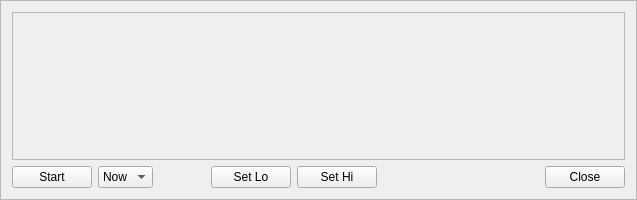
dmaone/CommonSense, file FlightController/MatrixMonitor.ui: the form before one commit.
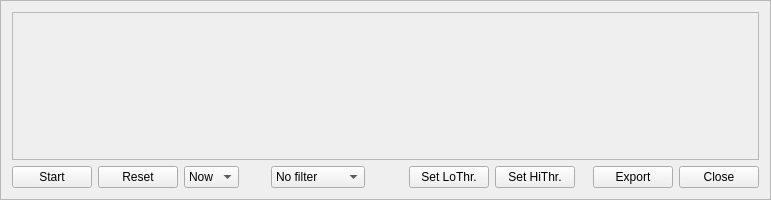
The form after the commit.

Commit message: Matrix monitor stats exporter

```diff
--- a/FlightController/MatrixMonitor.ui
+++ b/FlightController/MatrixMonitor.ui
@@ -6,7 +6,7 @@
    <rect>
     <x>0</x>
     <y>0</y>
-    <width>637</width>
+    <width>690</width>
     <height>200</height>
    </rect>
   </property>
@@ -26,22 +26,61 @@
    <enum>QFrame::Raised</enum>
   </property>
   <layout class="QGridLayout" name="gridLayout_2">
-   <item row="1" column="6">
-    <widget class="QPushButton" name="HiButton">
-     <property name="text">
-      <string>Set Hi</string>
+   <item row="0" column="1" colspan="14">
+    <widget class="QFrame" name="Dashboard">
+     <property name="sizePolicy">
+      <sizepolicy hsizetype="Minimum" vsizetype="Minimum">
+       <horstretch>0</horstretch>
+       <verstretch>0</verstretch>
+      </sizepolicy>
+     </property>
+     <property name="frameShape">
+      <enum>QFrame::StyledPanel</enum>
+     </property>
+     <property name="frameShadow">
+      <enum>QFrame::Raised</enum>
      </property>
     </widget>
    </item>
-   <item row="1" column="8">
-    <widget class="QPushButton" name="CloseButton">
+   <item row="1" column="14">
+    <widget class="QPushButton" name="closeButton">
      <property name="text">
       <string>Close</string>
      </property>
     </widget>
    </item>
+   <item row="1" column="12">
+    <spacer name="horizontalSpacer">
+     <property name="orientation">
+      <enum>Qt::Horizontal</enum>
+     </property>
+     <property name="sizeHint" stdset="0">
+      <size>
+       <width>218</width>
+       <height>20</height>
+      </size>
+     </property>
+    </spacer>
+   </item>
+   <item row="1" column="1">
+    <widget class="QPushButton" name="runButton">
+     <property name="text">
+      <string>Start</string>
+     </property>
+     <property name="checkable">
+      <bool>true</bool>
+     </property>
+    </widget>
+   </item>
    <item row="1" column="2">
-    <widget class="QComboBox" name="ModeSelector">
+    <widget class="QPushButton" name="resetButton">
+     <property name="text">
+      <string>Reset</string>
+     </property>
+    </widget>
+   </item>
+   <item row="1" column="3">
+    <widget class="QComboBox" name="modeBox">
      <property name="editable">
       <bool>false</bool>
      </property>
@@ -71,40 +110,7 @@
      </item>
     </widget>
    </item>
-   <item row="1" column="1">
-    <widget class="QPushButton" name="RunButton">
-     <property name="text">
-      <string>Start</string>
-     </property>
-     <property name="checkable">
-      <bool>true</bool>
-     </property>
-    </widget>
-   </item>
-   <item row="1" column="5">
-    <widget class="QPushButton" name="LoButton">
-     <property name="text">
-      <string>Set Lo</string>
-     </property>
-    </widget>
-   </item>
-   <item row="0" column="1" colspan="8">
-    <widget class="QFrame" name="Dashboard">
-     <property name="sizePolicy">
-      <sizepolicy hsizetype="Minimum" vsizetype="Minimum">
-       <horstretch>0</horstretch>
-       <verstretch>0</verstretch>
-      </sizepolicy>
-     </property>
-     <property name="frameShape">
-      <enum>QFrame::StyledPanel</enum>
-     </property>
-     <property name="frameShadow">
-      <enum>QFrame::Raised</enum>
-     </property>
-    </widget>
-   </item>
-   <item row="1" column="3">
+   <item row="1" column="4">
     <spacer name="horizontalSpacer_2">
      <property name="orientation">
       <enum>Qt::Horizontal</enum>
@@ -114,25 +120,68 @@
      </property>
      <property name="sizeHint" stdset="0">
       <size>
-       <width>40</width>
+       <width>20</width>
        <height>20</height>
       </size>
      </property>
     </spacer>
    </item>
-   <item row="1" column="7">
-    <spacer name="horizontalSpacer">
+   <item row="1" column="5">
+    <widget class="QComboBox" name="filterBox">
+     <item>
+      <property name="text">
+       <string>No filter</string>
+      </property>
+     </item>
+     <item>
+      <property name="text">
+       <string>Upper band</string>
+      </property>
+     </item>
+     <item>
+      <property name="text">
+       <string>Lower band</string>
+      </property>
+     </item>
+    </widget>
+   </item>
+   <item row="1" column="8">
+    <spacer name="horizontalSpacer_3">
      <property name="orientation">
       <enum>Qt::Horizontal</enum>
      </property>
+     <property name="sizeType">
+      <enum>QSizePolicy::Fixed</enum>
+     </property>
      <property name="sizeHint" stdset="0">
       <size>
-       <width>218</width>
+       <width>20</width>
        <height>20</height>
       </size>
      </property>
     </spacer>
    </item>
+   <item row="1" column="10">
+    <widget class="QPushButton" name="hiButton">
+     <property name="text">
+      <string>Set HiThr.</string>
+     </property>
+    </widget>
+   </item>
+   <item row="1" column="9">
+    <widget class="QPushButton" name="loButton">
+     <property name="text">
+      <string>Set LoThr.</string>
+     </property>
+    </widget>
+   </item>
+   <item row="1" column="13">
+    <widget class="QPushButton" name="exportButton">
+     <property name="text">
+      <string>Export</string>
+     </property>
+    </widget>
+   </item>
   </layout>
  </widget>
  <resources/>
```
Left out of the diff: 5 changed lines with no effect on the pictures. The commit also changes 2 other files.
